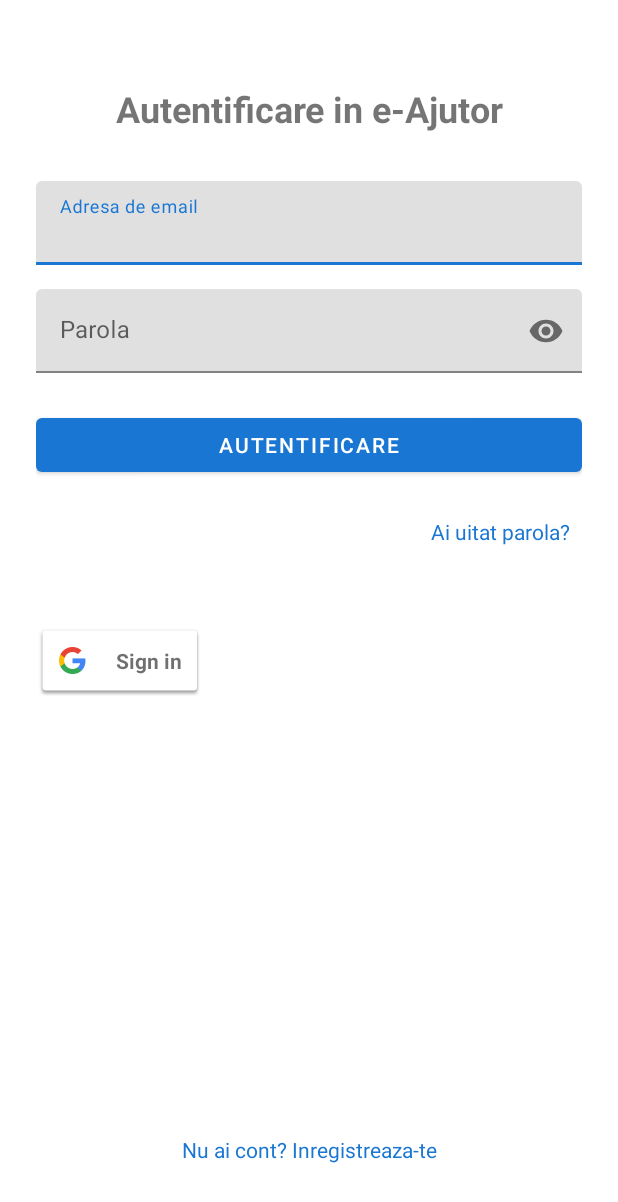
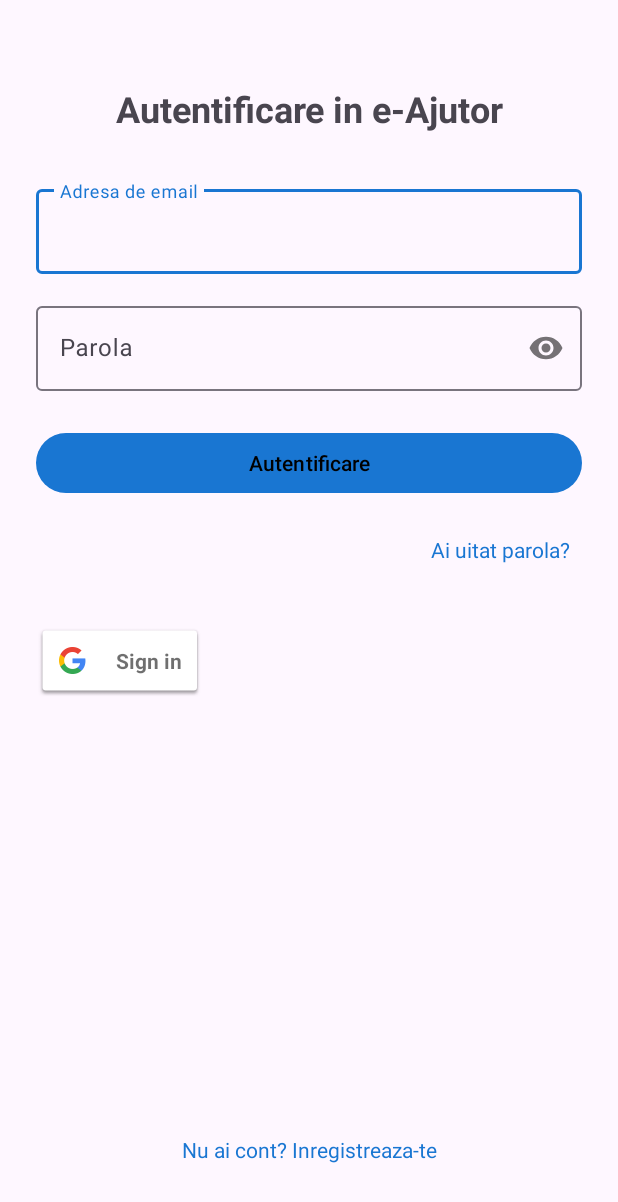
Before and after one commit to AndreiBadarau/e_Ajutor, an Android app: the screen it shows after launch (LoginActivity), on a phone screen of 412 x 824 dp. Shown: the top 1202 px of the screen. Run offline under Robolectric (Android 15) with nearby library versions, the phone set to English and light mode, and no system bars; our stand-ins replace Firebase (no records; nobody signed in at launch, a user with empty details on screens opened directly); 1 statement that could not run was skipped.

Commit message:
v3 early acces

```diff
--- a/app/src/main/AndroidManifest.xml
+++ b/app/src/main/AndroidManifest.xml
@@ -52,6 +52,7 @@
         <activity
             android:name=".activity.OperatorDashboardActivity"
             android:exported="false"
+            android:theme="@style/Theme.EAjutor"
             android:windowSoftInputMode="adjustPan" />
 
 
--- a/app/src/main/res/values-night/themes.xml
+++ b/app/src/main/res/values-night/themes.xml
@@ -1,16 +1,28 @@
+<!-- Dark theme -->
 <resources xmlns:tools="http://schemas.android.com/tools">
-    <!-- Base application theme. -->
-    <style name="Theme.EAjutor" parent="Theme.MaterialComponents.DayNight.DarkActionBar">
-        <!-- Primary brand color. -->
+    <style name="Theme.EAjutor" parent="Theme.Material3.Dark.NoActionBar">
         <item name="colorPrimary">@color/colorPrimary</item>
         <item name="colorPrimaryVariant">@color/colorPrimaryVariant</item>
-        <item name="colorOnPrimary">@color/black</item>
-        <!-- Secondary brand color. -->
+        <item name="colorOnPrimary">@color/white</item>
+
         <item name="colorSecondary">@color/colorSecondary</item>
         <item name="colorSecondaryVariant">@color/colorSecondaryVariant</item>
         <item name="colorOnSecondary">@color/black</item>
-        <!-- Status bar color. -->
-        <item name="android:statusBarColor">?attr/colorPrimaryVariant</item>
-        <!-- Customize your theme here. -->
+
+        <item name="colorError">@color/colorError</item>
+        <item name="colorOnError">@color/white</item>
+        <item name="colorErrorContainer">@color/colorErrorBackground</item>
+        <item name="colorOnErrorContainer">@color/colorError</item>
+
+        <item name="android:statusBarColor" tools:targetApi="l">?attr/colorPrimaryVariant</item>
+    </style>
+
+    <style name="Theme.EAjutor.AppBarOverlay" parent="ThemeOverlay.Material3.Dark.ActionBar" />
+
+    <style name="Theme.EAjutor.PopupOverlay" parent="ThemeOverlay.Material3.Light" />
+
+    <style name="Theme.EAjutor.NoActionBar">
+        <item name="windowActionBar">false</item>
+        <item name="windowNoTitle">true</item>
     </style>
 </resources>
--- a/app/src/main/res/values/themes.xml
+++ b/app/src/main/res/values/themes.xml
@@ -1,63 +1,56 @@
 <resources xmlns:tools="http://schemas.android.com/tools">
+    <!-- Base application theme (Light mode) -->
+    <style name="Theme.EAjutor" parent="Theme.Material3.Light.NoActionBar">
+        <!-- Primary brand color -->
+        <item name="colorPrimary">@color/colorPrimary</item>
+        <item name="colorPrimaryVariant">@color/colorPrimaryVariant</item> <!-- Consider mapping to colorPrimaryContainer or similar M3 role -->
+        <item name="colorOnPrimary">@color/black</item>
 
+        <!-- Secondary brand color -->
+        <item name="colorSecondary">@color/colorSecondary</item>
+        <item name="colorSecondaryVariant">@color/colorSecondaryVariant</item> <!-- Consider mapping to colorSecondaryContainer -->
+        <item name="colorOnSecondary">@color/white</item>
 
-    <!--        &lt;!&ndash; Important: nu activa transparent system bars &ndash;&gt;-->
-    <!--        <item name="android:windowTranslucentNavigation">false</item>-->
-    <!--        <item name="android:windowTranslucentStatus">false</item>-->
-    <!--        <item name="android:windowDrawsSystemBarBackgrounds">true</item>-->
-    <!--        <item name="android:windowIsTranslucent">false</item>-->
-    <!--        <item name="android:windowSoftInputMode">adjustResize</item>-->
-
-    <!-- Base application theme. -->
-    <style name="Theme.EAjutor" parent="Theme.MaterialComponents.DayNight.NoActionBar">
-        <!-- Primary brand color. -->
-        <item name="colorPrimary">@color/colorPrimary</item>
-        <item name="colorPrimaryVariant">@color/colorPrimaryVariant</item>
-        <item name="colorOnPrimary">@color/white</item> <!-- Text/icons on primary color -->
-        <!-- Secondary brand color. -->
-        <item name="colorSecondary">@color/colorSecondary</item> <!-- Often same as accent -->
-        <item name="colorSecondaryVariant">@color/colorSecondaryVariant</item>
-        <item name="colorOnSecondary">@color/black</item> <!-- Text/icons on secondary color -->
-        <!-- Status bar color. -->
-        <item name="android:statusBarColor" tools:targetApi="l">?attr/colorPrimaryVariant</item>
-        <!-- Customize your theme here. -->
-
-        <!-- Define error colors -->
+        <!-- Error colors -->
         <item name="colorError">@color/colorError</item>
-        <item name="colorOnError">@color/white</item> <!-- Text/icons on error color -->
+        <item name="colorOnError">@color/white</item>
         <item name="colorErrorContainer">@color/colorErrorBackground</item>
         <item name="colorOnErrorContainer">@color/colorError</item>
 
-        <!-- Other theme attributes -->
+        <!-- Status bar color -->
+        <item name="android:statusBarColor" tools:targetApi="l">?attr/colorPrimaryVariant</item>
+
+        <!-- Define action bar theme attributes for the main theme -->
+        <!-- This will be inherited by Toolbars unless they specify their own android:theme -->
+        <item name="actionBarTheme">@style/Theme.EAjutor.AppBarOverlay</item>
+        <item name="actionBarPopupTheme">@style/Theme.EAjutor.PopupOverlay</item>
+
     </style>
 
     <!-- AppBarOverlay: Used for the AppBar/Toolbar itself -->
-    <style name="Theme.EAjutor.AppBarOverlay" parent="ThemeOverlay.MaterialComponents.Dark.ActionBar">
-        <!--
-            If your Toolbar background (colorPrimary) is dark, use Dark.ActionBar.
-            This makes Toolbar title text and icons light (e.g., white).
-            If your Toolbar background is light, you might use ThemeOverlay.MaterialComponents.Light.ActionBar
-            or customize text colors directly.
-        -->
+    <!-- Option 1: If your Toolbar background (colorPrimary) is DARK -->
+    <style name="Theme.EAjutor.AppBarOverlay" parent="ThemeOverlay.Material3.Dark.ActionBar">
+        <!-- This ensures text/icons on the Toolbar are light (e.g., white) -->
+        <!-- You can further customize Toolbar text appearance here if needed -->
+        <!-- <item name="android:textColorPrimary">@color/white</item> -->
     </style>
 
+    <!-- Option 2: If your Toolbar background (colorPrimary) is LIGHT -->
+    <!--
+    <style name="Theme.EAjutor.AppBarOverlay" parent="ThemeOverlay.Material3.Light.ActionBar">
+    -->
+    <!-- This ensures text/icons on the Toolbar are dark -->
+    <!--
+    </style>
+    -->
+
     <!-- PopupOverlay: Used for the Toolbar's overflow popup menu -->
-    <style name="Theme.EAjutor.PopupOverlay" parent="ThemeOverlay.MaterialComponents.Light">
-        <!--
-            This makes the background of the popup menu light and the text dark.
-            You can customize itemBackground, itemTextColor etc. here if needed.
-        -->
-        <!-- Example:
-        <item name="android:textColor">?attr/colorOnSurface</item>
-        <item name="android:background">?attr/colorSurface</item>
-        -->
-    </style>
+    <style name="Theme.EAjutor.PopupOverlay" parent="ThemeOverlay.Material3.Light" />
+    <!-- This makes the background of the popup menu light and the text dark. -->
 
-    <!-- Optional: If you use NoActionBar theme and a standalone Toolbar -->
-    <style name="Theme.EAjutor.NoActionBar">
+    <!-- This style is redundant if Theme.EAjutor is always your app theme and is NoActionBar -->
+    <!-- <style name="Theme.EAjutor.NoActionBar">
         <item name="windowActionBar">false</item>
         <item name="windowNoTitle">true</item>
-    </style>
-
-
+    </style> -->
 </resources>
```
Also changed, not shown: app/src/main/java/com/licenta/e_ajutor/activity/OperatorDashboardActivity.kt (+0 -16 lines), app/src/main/res/drawable/chat_background_outline.xml (+7 -2 lines), app/src/main/res/layout/activity_operator_dashboard.xml (+10 -9 lines).
